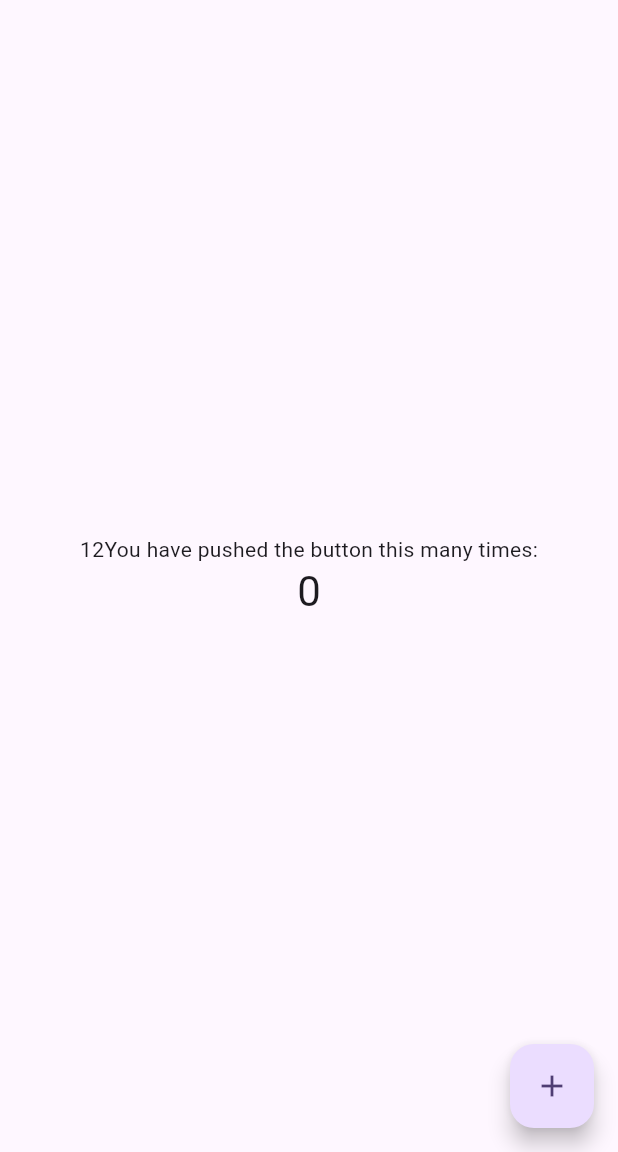
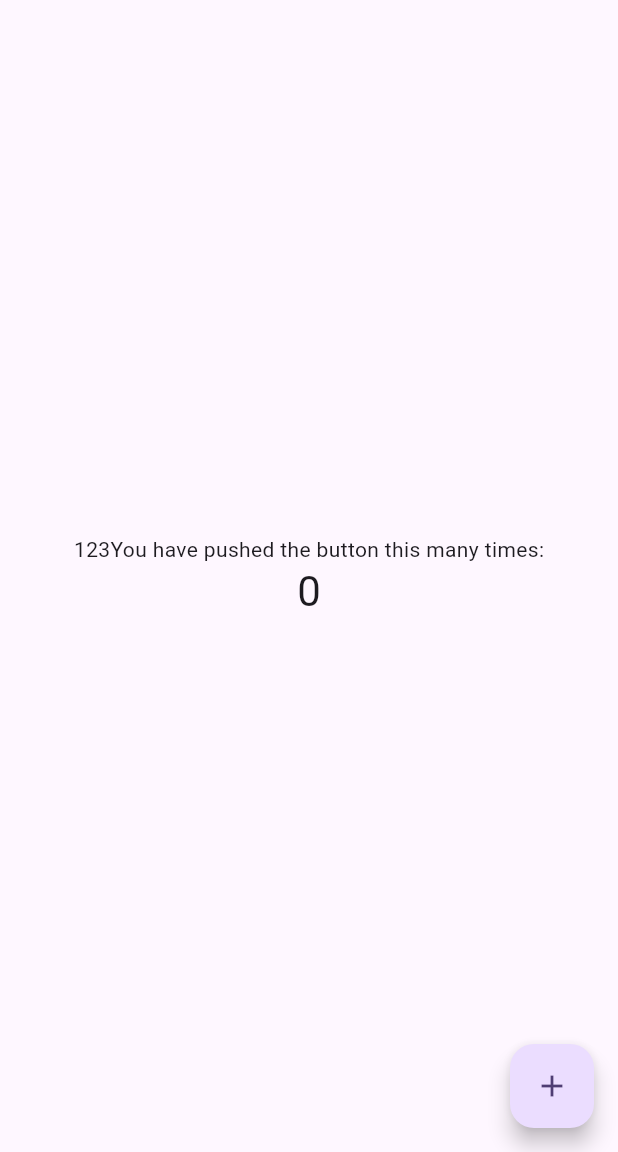
Before and after one commit to could-ai/0196b461-3be1-79c3-bab4-1abcaee8e945, a Flutter app: the screen it shows after launch, on a phone screen of 412 x 824 dp, the part 84-1236 px from its top. Run offline on Flutter 3.47's test engine with Material 3 defaults, Android fonts, the phone set to English and light mode, and no system bars.

Commit message:
Update file: lib/main.dart

```diff
--- a/usr/lib/main.dart
+++ b/usr/lib/main.dart
@@ -105,7 +105,7 @@ class _MyHomePageState extends State<MyHomePage> {
           // wireframe for each widget.
           mainAxisAlignment: MainAxisAlignment.center,
           children: <Widget>[
-            const Text('12You have pushed the button this many times:'),
+            const Text('123You have pushed the button this many times:'),
             Text('$_counter', style: Theme.of(context).textTheme.headlineMedium),
           ],
         ),
```
